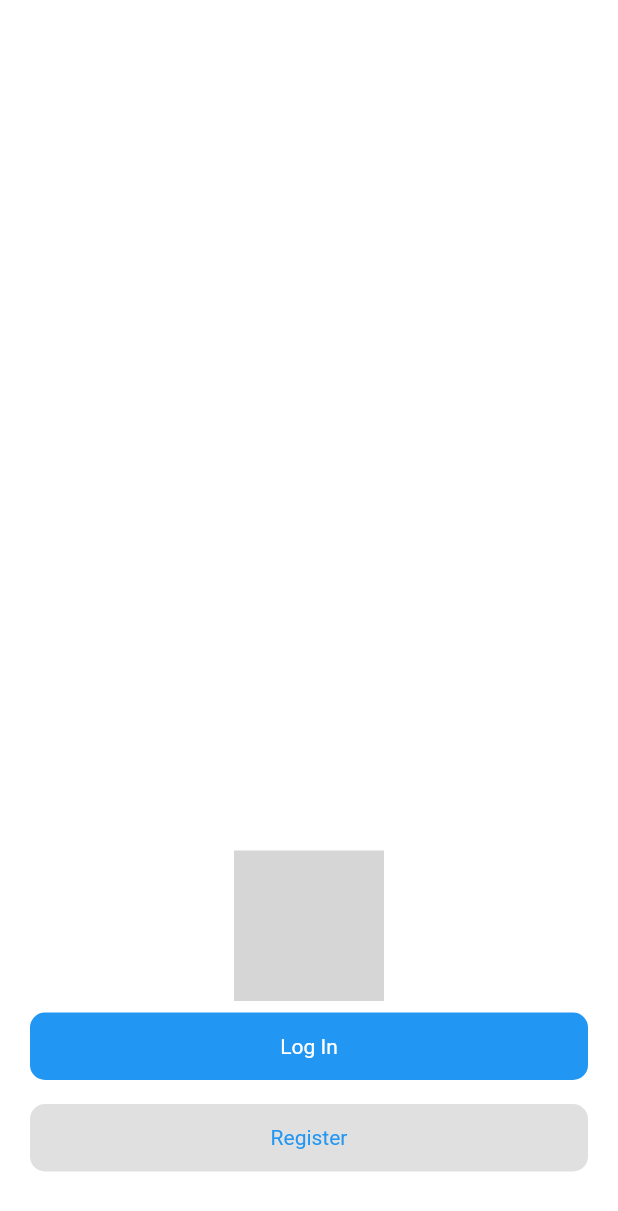
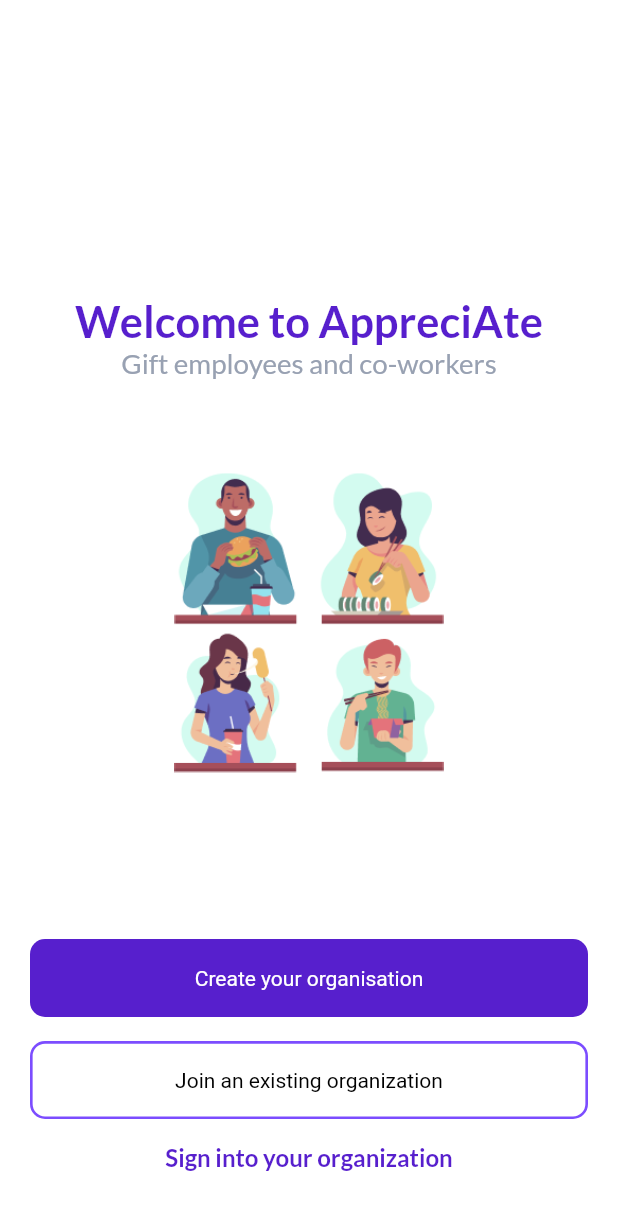
Before and after one commit to hngx-org/Jaguars-food-mobile, a Flutter app: the LandingScreen screen opened directly, on a phone screen of 412 x 824 dp. Shown: the top 1211 px of the screen. Run offline on Flutter 3.47's test engine with Material 2 defaults, Android fonts, the phone set to English and light mode, and no system bars; our stand-ins replace email_validator, flutter_screenutil, flutter_svg, go_router, google_fonts; grey boxes are pictures that could not be loaded.

Commit message:
Completed landing-screen

```diff
--- a/lib/3_presentation/onboarding/screens/landing_screen.dart
+++ b/lib/3_presentation/onboarding/screens/landing_screen.dart
@@ -1,5 +1,7 @@
 import 'package:flutter/material.dart';
 import 'package:flutter_svg/flutter_svg.dart';
+import 'package:google_fonts/google_fonts.dart';
+import 'package:jaguar_foods_mobile/common/constants/app_color.dart';
 
 class LandingScreen extends StatefulWidget {
   const LandingScreen({super.key});
@@ -13,19 +15,41 @@ class _LandingScreenState extends State<LandingScreen> {
   bool button2 = false;
   @override
   Widget build(BuildContext context) {
-    return SafeArea(
-      child: Scaffold(
+    double height = MediaQuery.of(context).size.height;
+    return Scaffold(
         body: Column(
       mainAxisAlignment: MainAxisAlignment.end,
       children: [
+        Text(
+          'Welcome to AppreciAte',
+          style: GoogleFonts.lato(
+            color: const Color(0xFF571FCD),
+            fontSize: 29,
+            fontWeight: FontWeight.w700,
+          ),
+        ),
+        Text(
+          'Gift employees and co-workers',
+          style: GoogleFonts.lato(
+            color: const Color(0xFF98A1B2),
+            fontSize: 18.5,
+            fontWeight: FontWeight.w400,
+          ),
+        ),
         SizedBox(
-              height: 100,
-              width: 100,
-              child: SvgPicture.asset(
-                'assets/svg/mcdonald.svg',
-              )),
+          height: height * 0.075,
+        ),
+        SizedBox(
+          height: 200,
+          width: 200,
+          child: Image.asset('assets/png/people.png'),
+        ),
+        SizedBox(
+          height: height * 0.125,
+        ),
         FancyButton(
-              text: 'Log In',
+            isButton2: false,
+            text: 'Create your organisation',
             isPressed: button1,
             onTapped: () {
               if (button1 == false) {
@@ -36,7 +60,8 @@ class _LandingScreenState extends State<LandingScreen> {
               }
             }),
         FancyButton(
-            text: 'Register',
+          isButton2: true,
+          text: 'Join an existing organization',
           isPressed: button2,
           onTapped: () {
             if (button2 == false) {
@@ -47,12 +72,22 @@ class _LandingScreenState extends State<LandingScreen> {
             }
           },
         ),
+        Padding(
+          padding: const EdgeInsets.all(8.0),
+          child: Text(
+            'Sign into your organization',
+            style: GoogleFonts.lato(
+              color: AppColor.appBrandColor,
+              fontSize: 16,
+              fontWeight: FontWeight.w600,
+            ),
+          ),
+        ),
         const SizedBox(
           height: 35,
         ),
       ],
-      )),
-    );
+    ));
   }
 }
 
@@ -60,11 +95,13 @@ class FancyButton extends StatelessWidget {
   final String text;
   final bool isPressed;
   final VoidCallback onTapped;
+  final bool isButton2;
   const FancyButton(
       {super.key,
       required this.text,
       required this.isPressed,
-      required this.onTapped});
+      required this.onTapped,
+      required this.isButton2});
 
   @override
   Widget build(BuildContext context) {
@@ -73,16 +110,20 @@ class FancyButton extends StatelessWidget {
       child: Padding(
         padding: const EdgeInsets.symmetric(horizontal: 20.0, vertical: 8.0),
         child: Container(
-          height: 45,
+          height: 52,
           decoration: BoxDecoration(
-            color: isPressed ? Colors.blue : Colors.grey.shade300,
+              color: isPressed ? AppColor.appBrandColor : Colors.white,
               borderRadius: BorderRadius.circular(10),
+              border: isButton2
+                  ? Border.all(width: 1.75, color: Colors.deepPurpleAccent)
+                  : null
               //border: BoxShadow()
               ),
           child: Center(
             child: Text(
               text,
-              style: TextStyle(color: isPressed ? Colors.white : Colors.blue),
+              style:
+                  TextStyle(color: isPressed ? Colors.white : AppColor.black),
             ),
           ),
         ),
--- a/lib/common/constants/route_constant.dart
+++ b/lib/common/constants/route_constant.dart
@@ -3,7 +3,7 @@ class RoutesPath {
   static const String onBoardingScreen = '/onBoarding-screen';
   static const String signUpScreen = '/signUp-screen';
   static const String loginScreen = '/login-screen';
-
+  static const String landingScreen = '/landing-screen';
 
   static const String withdrawDetailsScreen = '/withdraw_screen';
   static const String homeScreen = '/home';
--- a/lib/core/config/router_config.dart
+++ b/lib/core/config/router_config.dart
@@ -1,6 +1,7 @@
 import 'package:flutter/cupertino.dart';
 import 'package:go_router/go_router.dart';
 import 'package:jaguar_foods_mobile/3_presentation/double_lunch/double_lunch.dart';
+import 'package:jaguar_foods_mobile/3_presentation/onboarding/screens/landing_screen.dart';
 import 'package:jaguar_foods_mobile/3_presentation/onboarding/screens/successful_lunch.dart';
 import 'package:jaguar_foods_mobile/3_presentation/screens/employee_screen/employee_screen.dart';
 import 'package:jaguar_foods_mobile/3_presentation/screens/home/home_screen.dart';
@@ -12,6 +13,7 @@ import '../../3_presentation/onboarding/screens/redeem_screen.dart';
 import '../../3_presentation/success_screen.dart';
 
 final GoRouter routerConfig = GoRouter(
+  //TODO: return initialLocation to splash screen
   initialLocation: RoutesPath.splashScreen,
   errorBuilder: (context, state) => const Placeholder(),
   routes: [
@@ -29,12 +31,12 @@ final GoRouter routerConfig = GoRouter(
         builder: (context, state) => const LoginScreen()),
     GoRoute(
         path: RoutesPath.homeScreen,
-        builder: (context, state) =>  const HomeScreen(
-        )),
+        builder: (context, state) => const HomeScreen()),
     GoRoute(
         path: RoutesPath.navScreen,
-        builder: (context, state) => const NavigationScreen(initialIndex: 0,
-        )),
+        builder: (context, state) => const NavigationScreen(
+              initialIndex: 0,
+            )),
     GoRoute(
         path: RoutesPath.confirmRedeemScreen,
         builder: (context, state) => const ConfirmRedeemScreen()),
@@ -53,5 +55,8 @@ final GoRouter routerConfig = GoRouter(
     GoRoute(
         path: RoutesPath.redeemScreen,
         builder: (context, state) => const RedeemScreen()),
+    GoRoute(
+        path: RoutesPath.landingScreen,
+        builder: (context, state) => const LandingScreen()),
   ],
 );
```
Lines whose indentation alone changed are shown as unchanged.
